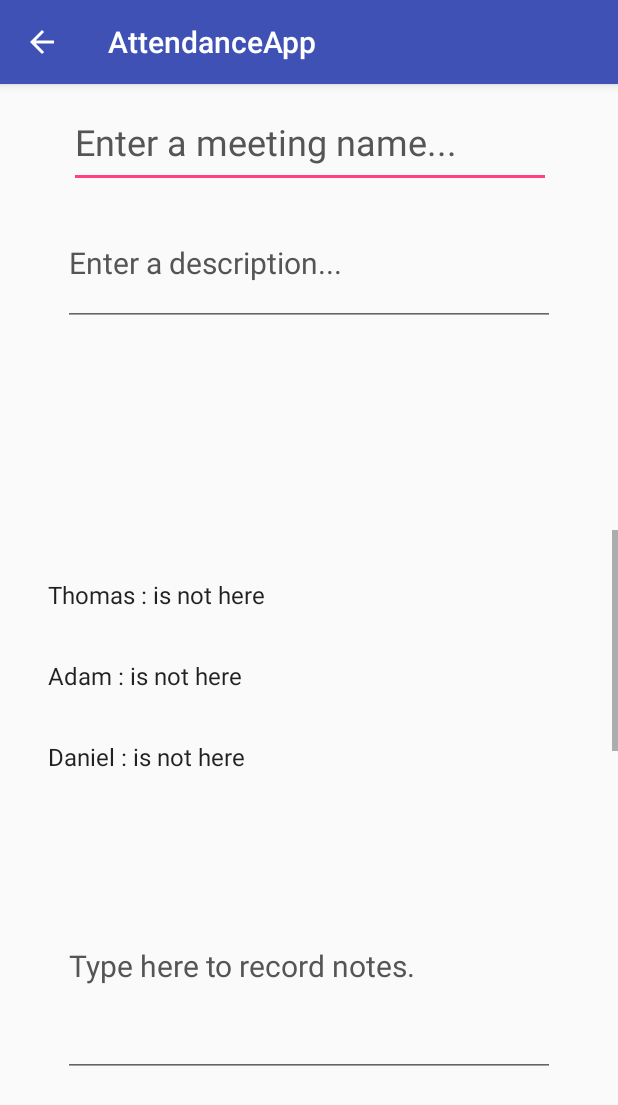
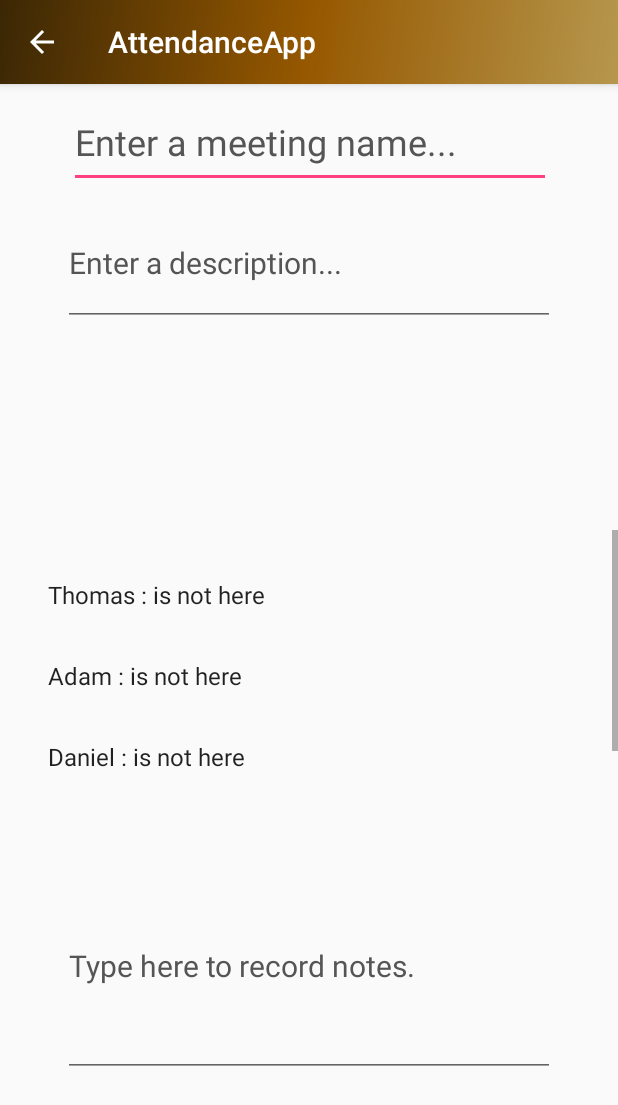
Before and after one commit to alecsmith84/AttendanceApp, an Android app: the MeetingDetailActivity screen opened directly, with no data from a screen before it, on a phone screen of 412 x 824 dp. Shown: the top 1105 px of the screen. Run offline under Robolectric (Android 15) with nearby library versions, the phone set to English and light mode, and no system bars.

Commit message:
Alec is tired pt2

```diff
--- a/app/src/main/res/layout/activity_my_db.xml
+++ b/app/src/main/res/layout/activity_my_db.xml
@@ -9,6 +9,7 @@
         android:layout_width="wrap_content"
         android:layout_height="wrap_content"
         android:id="@+id/relativeLayout1">
+
         <EditText
             android:layout_marginTop="100dp"
             android:textAlignment="center"
--- a/app/src/main/res/layout/meeting_detail_activity.xml
+++ b/app/src/main/res/layout/meeting_detail_activity.xml
@@ -16,6 +16,7 @@
             android:id="@+id/toolbar"
             android:layout_width="match_parent"
             android:layout_height="match_parent"
+            android:background="@drawable/side_nav_bar"
             app:popupTheme="@style/AppTheme.PopupOverlay" />
 
 
```
